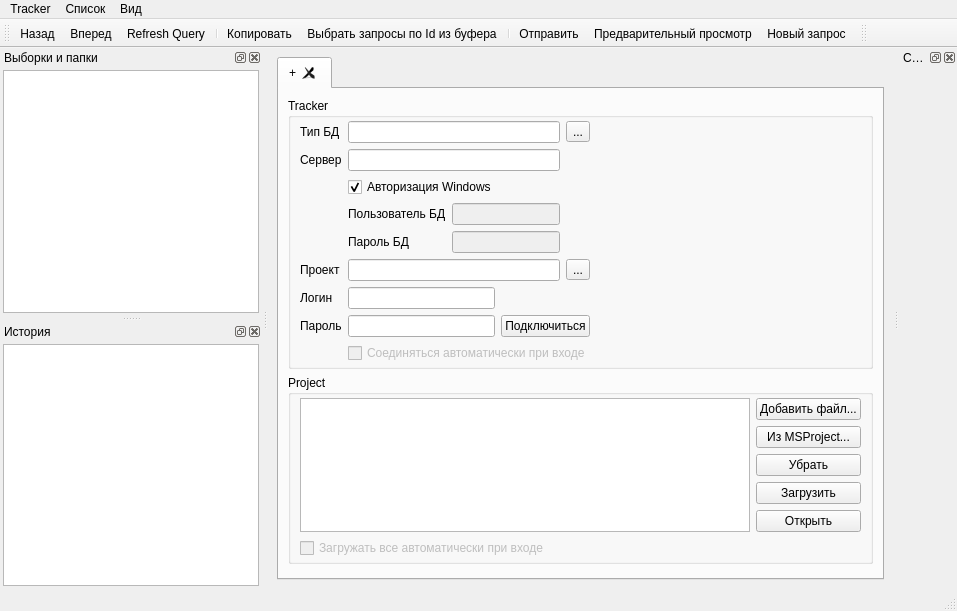
Above: client/ui/tracksmain.ui from sshmakov/Traquera before the change. Below: the same form after it.
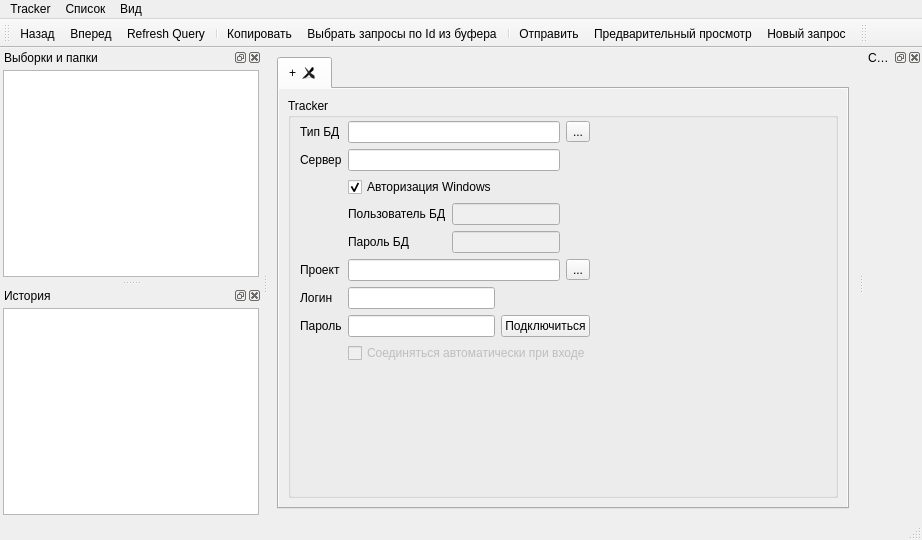
That is the form after the change. Icons and pictures are not drawn.

Commit message: Удалена старая панель планов с закладки настроек

Patch:
```diff
--- a/client/ui/tracksmain.ui
+++ b/client/ui/tracksmain.ui
@@ -6,8 +6,8 @@
    <rect>
     <x>0</x>
     <y>0</y>
-    <width>957</width>
-    <height>611</height>
+    <width>922</width>
+    <height>540</height>
    </rect>
   </property>
   <property name="minimumSize">
@@ -55,6 +55,30 @@
         <string>+</string>
        </attribute>
        <layout class="QVBoxLayout" name="verticalLayout">
+        <property name="spacing">
+         <number>0</number>
+        </property>
+        <property name="margin">
+         <number>0</number>
+        </property>
+        <item>
+         <widget class="QScrollArea" name="scrollArea">
+          <property name="frameShape">
+           <enum>QFrame::NoFrame</enum>
+          </property>
+          <property name="widgetResizable">
+           <bool>true</bool>
+          </property>
+          <widget class="QWidget" name="scrollAreaWidgetContents">
+           <property name="geometry">
+            <rect>
+             <x>0</x>
+             <y>0</y>
+             <width>554</width>
+             <height>418</height>
+            </rect>
+           </property>
+           <layout class="QVBoxLayout" name="verticalLayout_3">
         <item>
          <widget class="QGroupBox" name="groupBox">
           <property name="title">
@@ -100,12 +124,6 @@
                <property name="enabled">
                 <bool>false</bool>
                </property>
-               <property name="sizePolicy">
-                <sizepolicy hsizetype="MinimumExpanding" vsizetype="Fixed">
-                 <horstretch>0</horstretch>
-                 <verstretch>0</verstretch>
-                </sizepolicy>
-               </property>
                <property name="text">
                 <string>Соединяться автоматически при входе</string>
                </property>
@@ -219,101 +237,6 @@
              </item>
             </layout>
            </item>
-          </layout>
-         </widget>
-        </item>
-        <item>
-         <widget class="QGroupBox" name="groupBox_2">
-          <property name="title">
-           <string>Project</string>
-          </property>
-          <layout class="QVBoxLayout" name="verticalLayout_3">
-           <property name="topMargin">
-            <number>3</number>
-           </property>
-           <property name="bottomMargin">
-            <number>3</number>
-           </property>
-           <item>
-            <layout class="QGridLayout" name="gridLayout_2">
-             <item row="0" column="0" rowspan="5">
-              <widget class="QTableView" name="projectTableView">
-               <property name="selectionMode">
-                <enum>QAbstractItemView::ContiguousSelection</enum>
-               </property>
-               <property name="selectionBehavior">
-                <enum>QAbstractItemView::SelectRows</enum>
-               </property>
-               <property name="showGrid">
-                <bool>false</bool>
-               </property>
-               <property name="cornerButtonEnabled">
-                <bool>false</bool>
-               </property>
-               <attribute name="horizontalHeaderHighlightSections">
-                <bool>false</bool>
-               </attribute>
-               <attribute name="horizontalHeaderMinimumSectionSize">
-                <number>5</number>
-               </attribute>
-               <attribute name="horizontalHeaderStretchLastSection">
-                <bool>true</bool>
-               </attribute>
-               <attribute name="verticalHeaderDefaultSectionSize">
-                <number>19</number>
-               </attribute>
-              </widget>
-             </item>
-             <item row="1" column="1">
-              <widget class="QPushButton" name="projectOpenBtn">
-               <property name="text">
-                <string>Из MSProject...</string>
-               </property>
-              </widget>
-             </item>
-             <item row="5" column="0">
-              <widget class="QCheckBox" name="projectAutoLoad">
-               <property name="enabled">
-                <bool>false</bool>
-               </property>
-               <property name="text">
-                <string>Загружать все автоматически при входе</string>
-               </property>
-              </widget>
-             </item>
-             <item row="4" column="1">
-              <widget class="QPushButton" name="projectShowBtn">
-               <property name="text">
-                <string>Открыть</string>
-               </property>
-              </widget>
-             </item>
-             <item row="3" column="1">
-              <widget class="QPushButton" name="projectLoadBtn">
-               <property name="text">
-                <string>Загрузить</string>
-               </property>
-              </widget>
-             </item>
-             <item row="2" column="1">
-              <widget class="QPushButton" name="projectDelBtn">
-               <property name="text">
-                <string>Убрать</string>
-               </property>
-              </widget>
-             </item>
-             <item row="0" column="1">
-              <widget class="QPushButton" name="projectAddBtn">
-               <property name="text">
-                <string>Добавить файл...</string>
-               </property>
-              </widget>
-             </item>
-            </layout>
-           </item>
-          </layout>
-         </widget>
-        </item>
         <item>
          <spacer name="verticalSpacer">
           <property name="orientation">
@@ -327,6 +250,26 @@
           </property>
          </spacer>
         </item>
+               <item>
+                <spacer name="horizontalSpacer_2">
+                 <property name="orientation">
+                  <enum>Qt::Horizontal</enum>
+                 </property>
+                 <property name="sizeHint" stdset="0">
+                  <size>
+                   <width>40</width>
+                   <height>20</height>
+                  </size>
+                 </property>
+                </spacer>
+               </item>
+              </layout>
+             </widget>
+            </item>
+           </layout>
+          </widget>
+         </widget>
+        </item>
        </layout>
       </widget>
      </widget>
@@ -360,7 +303,7 @@
     <rect>
      <x>0</x>
      <y>0</y>
-     <width>957</width>
+     <width>922</width>
      <height>21</height>
     </rect>
    </property>
```
Lines whose indentation alone changed are shown as unchanged. The commit also changes 2 other files.
